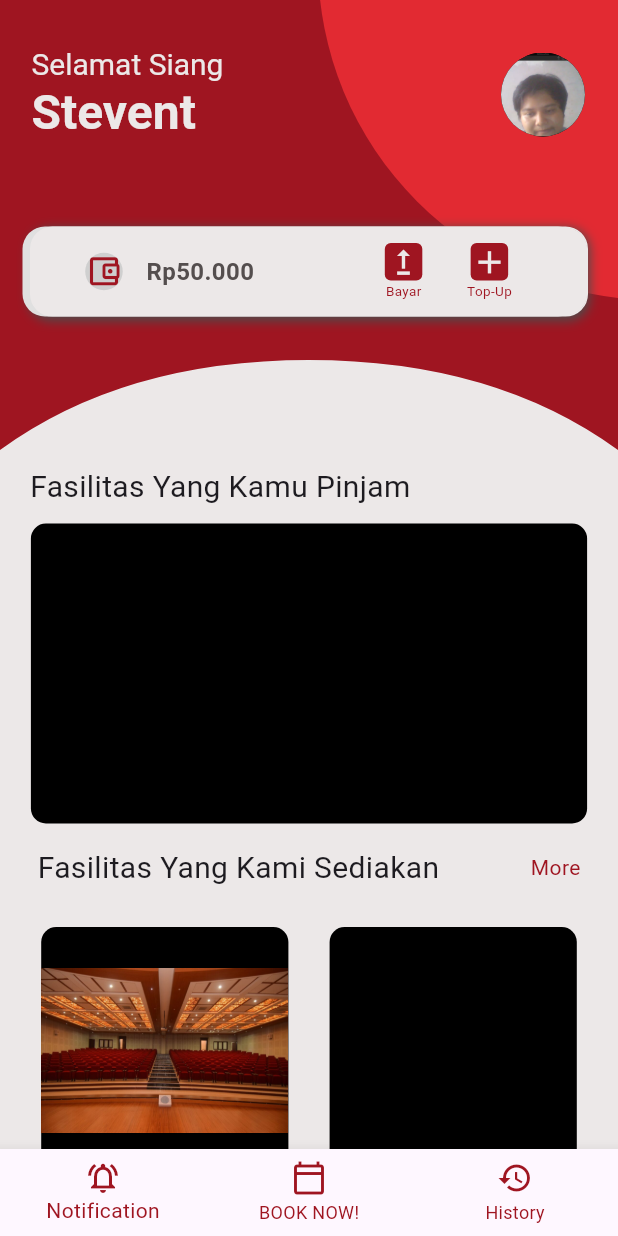
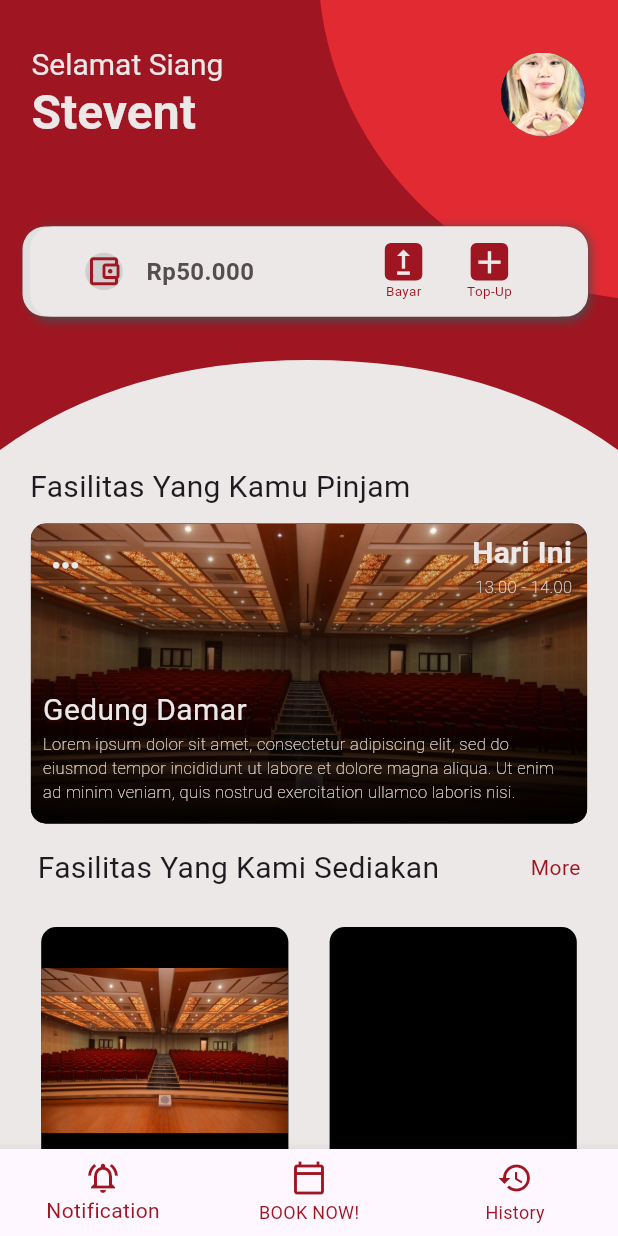
Before and after one commit to SuryaaAulia/Rent-It-App-Flutter, a Flutter app: the screen it shows after launch, on a phone screen of 412 x 824 dp. Run offline on Flutter 3.47's test engine with Material 3 defaults, Android fonts, the phone set to English and light mode, and no system bars.

Commit message:
Add overlay widget

```diff
--- a/rent_it_flutter/lib/page/home_page.dart
+++ b/rent_it_flutter/lib/page/home_page.dart
@@ -1,5 +1,7 @@
 import 'package:flutter/material.dart';
 import 'package:rent_it_flutter/widgets/bottom_navbar_widget.dart';
+import 'package:rent_it_flutter/widgets/image_overlay_widget.dart';
+import 'package:rent_it_flutter/widgets/text_overlay.dart';
 import 'package:rent_it_flutter/widgets/top_widget.dart';
 import 'package:rent_it_flutter/widgets/appbar_widget.dart';
 import 'package:rent_it_flutter/widgets/wallet_widget.dart';
@@ -11,8 +13,9 @@ class HomePage extends StatelessWidget {
   Widget build(BuildContext context) {
     final double screenWidth = MediaQuery.of(context).size.width;
     final double screenHeight = MediaQuery.of(context).size.height;
+    const Color rGray = Color.fromRGBO(236, 232, 232, 1);
     return Scaffold(
-      backgroundColor: const Color.fromRGBO(236, 232, 232, 1),
+      backgroundColor: rGray,
       body: SingleChildScrollView(
         child: Column(
           crossAxisAlignment: CrossAxisAlignment.start,
@@ -36,12 +39,24 @@ class HomePage extends StatelessWidget {
             Row(
               mainAxisAlignment: MainAxisAlignment.center,
               children: [
-                Container(
-                  width: screenWidth * 0.9,
-                  height: 200,
-                  decoration: BoxDecoration(
-                      borderRadius: BorderRadius.circular(10),
-                      color: Colors.black),
+                Stack(
+                  children: [
+                    ROverlayImage(
+                      screenWidth: screenWidth * 0.9,
+                      image: const AssetImage('assets/images/ged_damar.jpg'),
+                    ),
+                    RTopTextOverlay(
+                        screenWidth: screenWidth,
+                        color: rGray,
+                        tanggal: 'Hari Ini',
+                        waktu: '13.00 - 14.00'),
+                    const RBottomTextOverlay(
+                      color: rGray,
+                      namaGedung: 'Gedung Damar',
+                      descGedung:
+                          'Lorem ipsum dolor sit amet, consectetur adipiscing elit, sed do eiusmod tempor incididunt ut labore et dolore magna aliqua. Ut enim ad minim veniam, quis nostrud exercitation ullamco laboris nisi.',
+                    ),
+                  ],
                 ),
               ],
             ),
@@ -70,8 +85,8 @@ class HomePage extends StatelessWidget {
                     decoration: BoxDecoration(
                         borderRadius: BorderRadius.circular(10),
                         color: Colors.black),
-                    child:
-                        Image(image: AssetImage('assets/images/ged_damar.jpg')),
+                    child: const Image(
+                        image: AssetImage('assets/images/ged_damar.jpg')),
                   ),
                   Container(
                     width: screenWidth * 0.4,
--- a/rent_it_flutter/lib/widgets/appbar_widget.dart
+++ b/rent_it_flutter/lib/widgets/appbar_widget.dart
@@ -27,7 +27,7 @@ class RAppBar extends StatelessWidget {
         actions: const [
           CircleAvatar(
             radius: 45,
-            backgroundImage: AssetImage('assets/images/rimuri.png'),
+            backgroundImage: AssetImage('assets/images/avatar.jpg'),
             backgroundColor: Colors.black,
           )
         ],
--- /dev/null
+++ b/rent_it_flutter/lib/widgets/image_overlay_widget.dart
@@ -0,0 +1,49 @@
+import 'package:flutter/material.dart';
+
+class ROverlayImage extends StatelessWidget {
+  const ROverlayImage({
+    super.key,
+    required this.screenWidth,
+    required this.image,
+  });
+
+  final double screenWidth;
+  final AssetImage image;
+
+  @override
+  Widget build(BuildContext context) {
+    return Container(
+      width: screenWidth,
+      height: 200,
+      decoration: BoxDecoration(
+        borderRadius: BorderRadius.circular(10),
+        color: Colors.black,
+      ),
+      child: Stack(
+        fit: StackFit.expand,
+        children: [
+          ClipRRect(
+            borderRadius: BorderRadius.circular(10),
+            child: Image(
+              image: image,
+              fit: BoxFit.cover,
+            ),
+          ),
+          Container(
+            decoration: BoxDecoration(
+              borderRadius: BorderRadius.circular(10),
+              gradient: LinearGradient(
+                begin: Alignment.topCenter,
+                end: Alignment.bottomCenter,
+                colors: [
+                  Colors.transparent,
+                  Colors.black.withOpacity(1),
+                ],
+              ),
+            ),
+          ),
+        ],
+      ),
+    );
+  }
+}
--- /dev/null
+++ b/rent_it_flutter/lib/widgets/text_overlay.dart
@@ -0,0 +1,91 @@
+import 'package:flutter/material.dart';
+import 'package:rent_it_flutter/widgets/icon_border_widget.dart';
+
+class RBottomTextOverlay extends StatelessWidget {
+  const RBottomTextOverlay({
+    super.key,
+    required this.color,
+    required this.namaGedung,
+    required this.descGedung,
+  });
+
+  final Color color;
+  final String namaGedung;
+  final String descGedung;
+
+  @override
+  Widget build(BuildContext context) {
+    return Positioned.fill(
+      bottom: 5,
+      child: Align(
+        alignment: Alignment.bottomLeft,
+        child: Padding(
+          padding: const EdgeInsets.all(8.0),
+          child: Column(
+            crossAxisAlignment: CrossAxisAlignment.start,
+            mainAxisSize: MainAxisSize.min,
+            children: [
+              Text(
+                namaGedung,
+                style: TextStyle(color: color, fontSize: 20),
+              ),
+              Text(
+                descGedung,
+                style: TextStyle(
+                    color: color, fontSize: 11, fontWeight: FontWeight.w200),
+              )
+            ],
+          ),
+        ),
+      ),
+    );
+  }
+}
+
+class RTopTextOverlay extends StatelessWidget {
+  const RTopTextOverlay({
+    super.key,
+    required this.screenWidth,
+    required this.color,
+    required this.tanggal,
+    required this.waktu,
+  });
+
+  final double screenWidth;
+  final Color color;
+  final String tanggal;
+  final String waktu;
+
+  @override
+  Widget build(BuildContext context) {
+    return Positioned(
+        width: screenWidth * 0.85,
+        top: 5,
+        right: 10,
+        child: Row(
+          mainAxisAlignment: MainAxisAlignment.spaceBetween,
+          children: [
+            RIconBorder(
+                borderColor: Colors.transparent,
+                iconColor: color,
+                iconType: Icons.more_horiz,
+                borderStyle: BoxShape.rectangle),
+            Column(
+              crossAxisAlignment: CrossAxisAlignment.end,
+              children: <Widget>[
+                Text(tanggal,
+                    style: TextStyle(
+                        color: color,
+                        fontSize: 20,
+                        fontWeight: FontWeight.bold)),
+                Text(waktu,
+                    style: TextStyle(
+                        color: color,
+                        fontSize: 11,
+                        fontWeight: FontWeight.w200)),
+              ],
+            ),
+          ],
+        ));
+  }
+}
```
Also changed, not shown: rent_it_flutter/assets/images/avatar.jpg (added).
